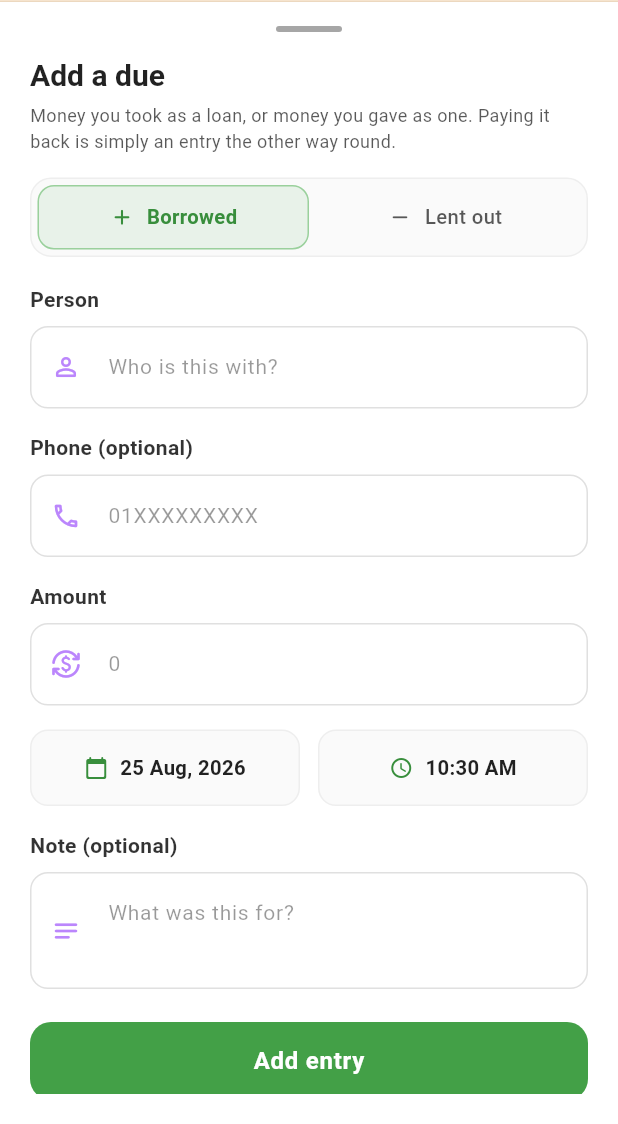
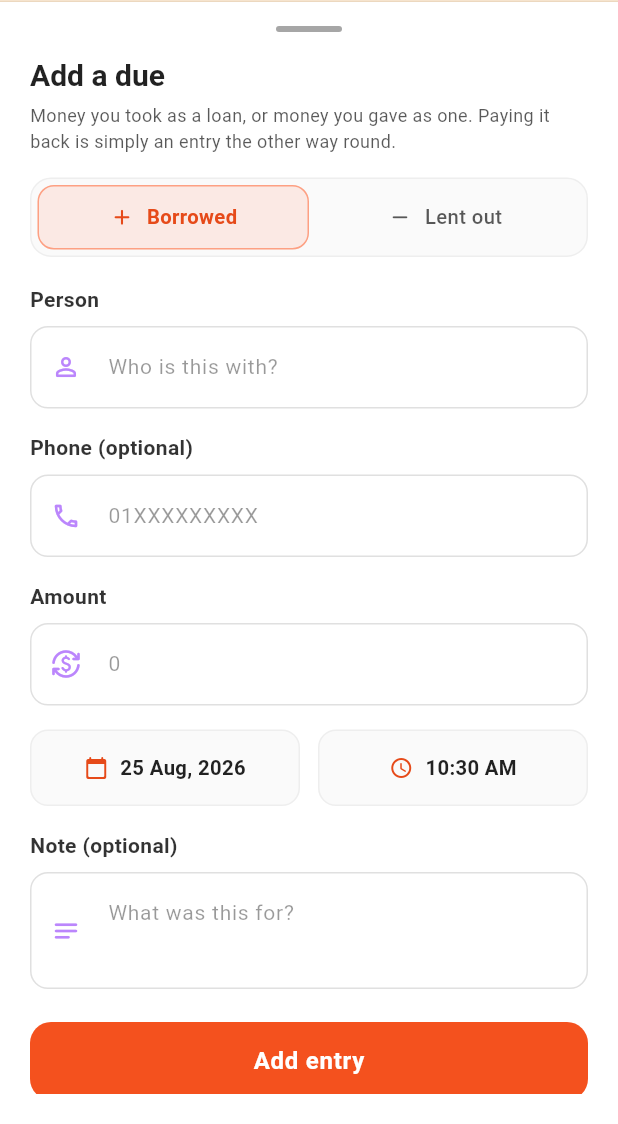
Before and after one commit to AsifMostafiz1/home_expense_tracker, a Flutter app: the _DebtEntrySheet widget shown alone on an empty page, opened directly with empty values, on a phone screen of 412 x 824 dp, the part 112-1236 px from its top. Run offline on Flutter 3.47's test engine with Material 3 defaults, Android fonts, the phone set to English and light mode, and no system bars; our stand-ins replace cloud_firestore, connectivity_plus, firebase_auth, firebase_core, firebase_messaging, flutter_local_notifications and 7 more; missing offline and left inert: firebase_app_check, workmanager; accounts and stored records are empty; network calls fail.

Commit message:
feat: swap color coding for debt taken and given for better clarity

```diff
--- a/lib/presentation/personal/view/wallet_breakdown_screen.dart
+++ b/lib/presentation/personal/view/wallet_breakdown_screen.dart
@@ -280,7 +280,10 @@ class WalletBreakdownScreen extends StatelessWidget {
 
   Widget _buildPersonLine(BuildContext context, PersonBalance person) {
     final bool owesMe = person.owesMe;
-    final MaterialColor tone = owesMe ? Colors.green : Colors.deepOrange;
+    // The person's own colour follows the dues tab — red for a loan taken,
+    // green for one given. The signed figure to the right keeps the
+    // statement's own convention, where what adds to the wallet is green.
+    final MaterialColor tone = owesMe ? Colors.deepOrange : Colors.green;
     final String initial =
         person.name.trim().isEmpty ? '?' : person.name.trim()[0].toUpperCase();
 
--- a/lib/presentation/personal/widgets/debt_entry_sheet.dart
+++ b/lib/presentation/personal/widgets/debt_entry_sheet.dart
@@ -137,7 +137,8 @@ class _DebtEntrySheetState extends State<_DebtEntrySheet> {
   @override
   Widget build(BuildContext context) {
     final bool gave = _flow == DebtFlow.gave;
-    final MaterialColor accent = gave ? Colors.green : Colors.deepOrange;
+    // Red for a loan taken, green for one given — see [DebtFlow].
+    final MaterialColor accent = gave ? Colors.deepOrange : Colors.green;
 
     // No keyboard inset here. Get.bottomSheet already pads its own route by
     // `viewInsets.bottom`, so adding it again lifts the sheet a second
@@ -275,9 +276,9 @@ class _DebtEntrySheetState extends State<_DebtEntrySheet> {
           // their wallet: a loan taken is money in, a loan given is money
           // out. Same two words the totals and the person rows use.
           _flowOption(context, DebtFlow.gave, 'debt_taken'.tr,
-              Icons.add_rounded, Colors.green),
+              Icons.add_rounded, Colors.deepOrange),
           _flowOption(context, DebtFlow.got, 'debt_given'.tr,
-              Icons.remove_rounded, Colors.deepOrange),
+              Icons.remove_rounded, Colors.green),
         ],
       ),
     );
```
Also changed, not shown: lib/presentation/personal/view/person_ledger_screen.dart (+7 -6 lines), lib/presentation/personal/view/personal_finance_screen.dart (+14 -9 lines).
